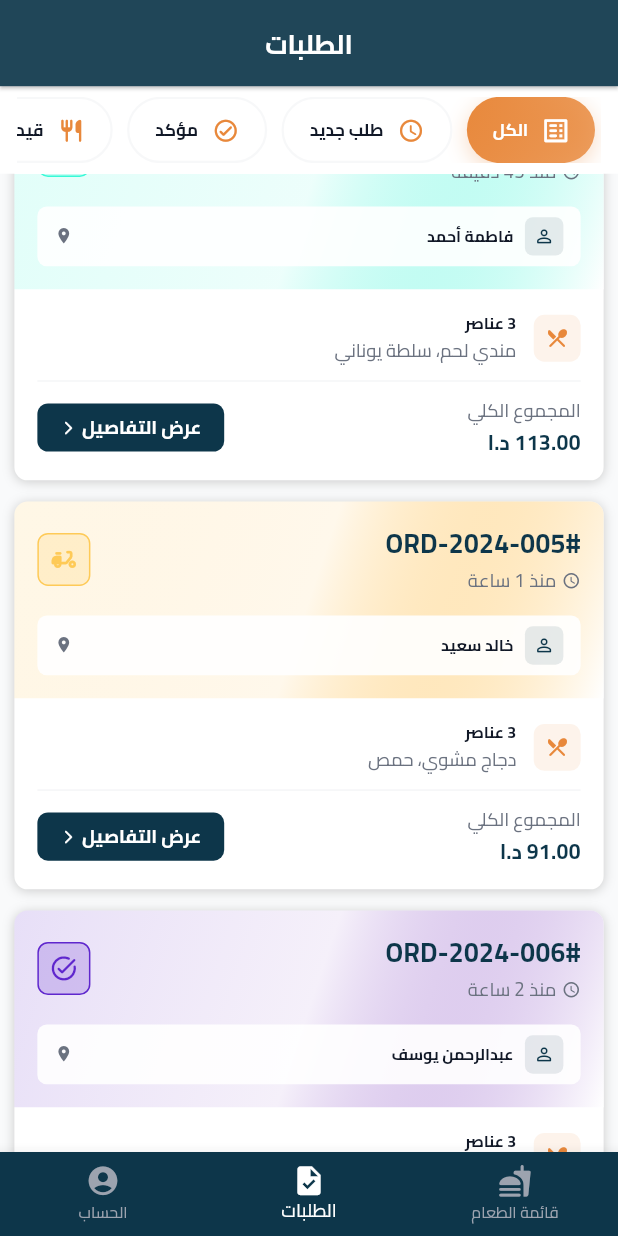
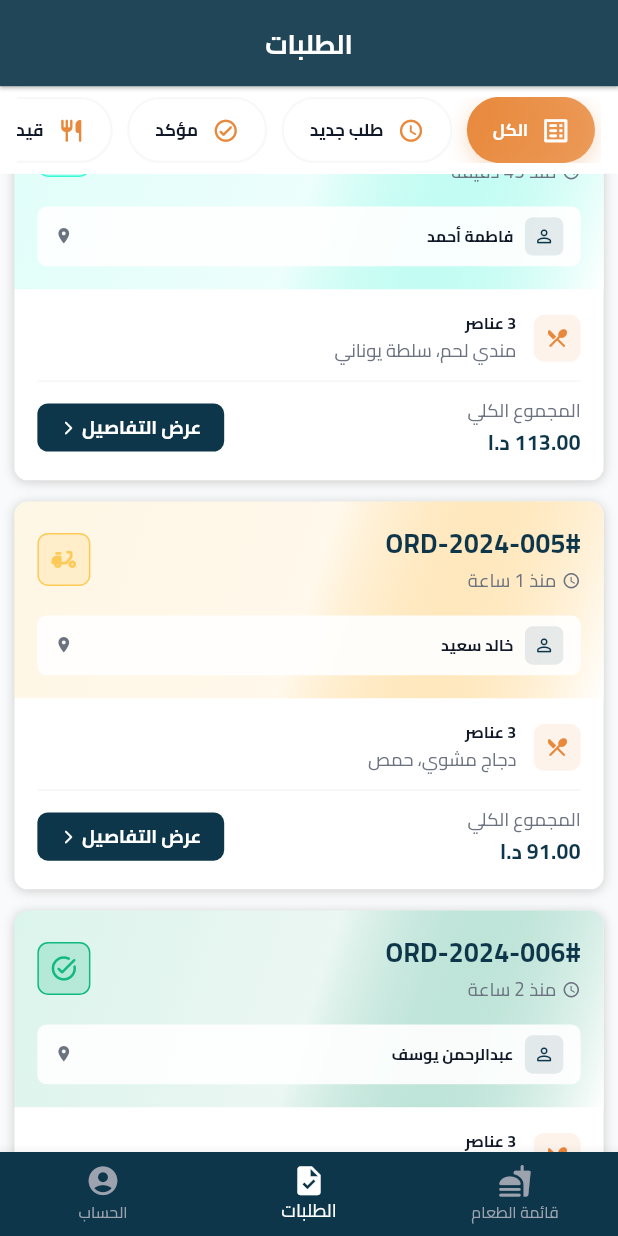
Before and after one commit to AlaaKhaledAhmed/jayeek-Vendor, a Flutter app: the screen it shows after launch, item 2 of the bottom bar chosen, scrolled down 1152 dp, on a phone screen of 412 x 824 dp. Run offline on Flutter 3.47's test engine with Material 3 defaults, Android fonts, the phone set to English and light mode, and no system bars; our stand-ins replace device_info_plus, dio, dropdown_button2, easy_localization, equatable, file_picker and 8 more; network calls fail.

Commit message:
feat: Refactor Order Details UI and add Addon support
This commit introduces a major refactoring of the Order Details screen, replacing the previous implementation with a modern, component-based UI. It also adds support for menu item addons throughout the order and menu models.

**Key Changes:**

*   **Revamped Order Details UI:**
    *   Replaced the monolithic `OrderDetailsScreen` with a set of modular, reusable widgets (`OrderHeaderCard`, `CustomerInfoCard`, `OrderItemsCard`, `OrderSummaryCard`).
    *   Introduced a modern card-based design with improved styling, iconography, and layout for better readability and UX.
    *   Enhanced `CustomerInfoCard` with a "Call" button to directly contact the customer using the `url_launcher` package.
    *   Redesigned the `OrderItemsCard` to clearly display item details, quantity, addons, notes, and individual totals.

*   **Addon Support:**
    *   Extended `MenuItemModel` to include a list of `AddonModel`, allowing vendors to define available addons for meals.
    *   Updated `OrderItemModel` to include addon details chosen by the customer.
    *   The new `OrderItemsCard` now visually presents selected addons and their prices.

*   **UI & Component Enhancements:**
    *   Refined the `FilterChipWithIcon` by removing redundant boolean flags and simplifying its structure.
    *   Improved the visual design of `OrderStatusBadge` and other UI components for consistency.
    *   Enhanced `GradientHeaderCard` to be more flexible and integrated it with the standard `AppDecoration`.
    *   Added modern loading skeletons to the orders list and details screens for a better loading experience.
    *   Implemented `AppRefreshIndicator` on the `OrdersListScreen` for pull-to-refresh functionality.

*   **Dependencies:**
    *   Added `url_launcher` to enable the phone call functionality.

```diff
--- a/lib/core/constants/app_string.dart
+++ b/lib/core/constants/app_string.dart
@@ -171,7 +171,7 @@ class AppMessage {
   static const String statusPreparing = 'قيد التحضير';
   static const String statusReady = 'جاهز';
   static const String statusOnTheWay = 'في الطريق';
-  static const String statusDelivered = 'تم التوصيل';
+  static const String statusDelivered = 'تم التسليم';
   static const String statusCancelled = 'ملغي';
 
   // Order Actions
@@ -179,8 +179,7 @@ class AppMessage {
   static const String rejectOrder = 'رفض الطلب';
   static const String markAsPreparing = 'بدء التحضير';
   static const String markAsReady = 'جاهز للتوصيل';
-  static const String markAsOnTheWay = 'تم الشحن';
-  static const String markAsDelivered = 'تم التوصيل';
+  static const String markAsOnTheWay = 'تم تسليم الطلب الى السائٍق';
   static const String estimatedPrepTime = 'وقت التحضير المتوقع (بالدقائق)';
   static const String enterEstimatedTime = 'أدخل الوقت المتوقع';
   static const String rejectionReason = 'سبب الرفض (اختياري)';
--- a/lib/features/orders/data/models/order_model.dart
+++ b/lib/features/orders/data/models/order_model.dart
@@ -8,7 +8,7 @@ enum OrderStatus {
   preparing('preparing', 'قيد التحضير'),
   ready('ready', 'جاهز'),
   onTheWay('on_the_way', 'في الطريق'),
-  delivered('delivered', 'تم التوصيل'),
+  delivered('delivered', 'تم التسليم'),
   cancelled('cancelled', 'ملغي');
 
   final String value;
--- a/lib/features/orders/presentation/widgets/order_card_components/order_status_badge.dart
+++ b/lib/features/orders/presentation/widgets/order_card_components/order_status_badge.dart
@@ -18,20 +18,18 @@ class OrderStatusBadge extends StatelessWidget {
   @override
   Widget build(BuildContext context) {
     final color = OrderStatusHelper.getStatusColor(status);
-    final secondaryColor = OrderStatusHelper.getStatusSecondaryColor(status);
     final icon = OrderStatusHelper.getStatusIcon(status);
 
     return Container(
       width: AppSize.scale(40.spMin),
       height: AppSize.scale(40.spMin),
       decoration: AppDecoration.decoration(
-        radius: 8,
-        showBorder: true,shadow: false,
-        borderWidth: 1,
-        borderColor: color,
-        color: color.resolveOpacity(0.2)
-      ),
-
+          radius: 8,
+          showBorder: true,
+          shadow: false,
+          borderWidth: 1,
+          borderColor: color,
+          color: color.resolveOpacity(0.2)),
       child: Center(
         child: Icon(
           icon,
--- a/lib/features/orders/presentation/widgets/order_status_helper.dart
+++ b/lib/features/orders/presentation/widgets/order_status_helper.dart
@@ -19,7 +19,7 @@ class OrderStatusHelper {
       case OrderStatus.onTheWay:
         return const Color(0xFFFECA57); // أصفر ذهبي دافئ
       case OrderStatus.delivered:
-        return const Color(0xFF5F27CD); // بنفسجي ملكي عصري
+        return const Color(0xFF10B981); // أخضر نجاح
       case OrderStatus.cancelled:
         return const Color(0xFFEE5A6F); // أحمر وردي ناعم
     }
@@ -39,7 +39,7 @@ class OrderStatusHelper {
       case OrderStatus.onTheWay:
         return const Color(0xFFFFA502); // برتقالي مشمشي
       case OrderStatus.delivered:
-        return const Color(0xFF7F3FBF); // بنفسجي فاتح
+        return const Color(0xFF059669); // أخضر داكن
       case OrderStatus.cancelled:
         return const Color(0xFFFF6B9D); // وردي فاتح
     }
```
Also changed, not shown: lib/features/orders/data/mock/mock_usage_example.dart (+6 -26 lines), lib/features/orders/presentation/screens/order_details_screen.dart (+4 -16 lines), 2 other files.
